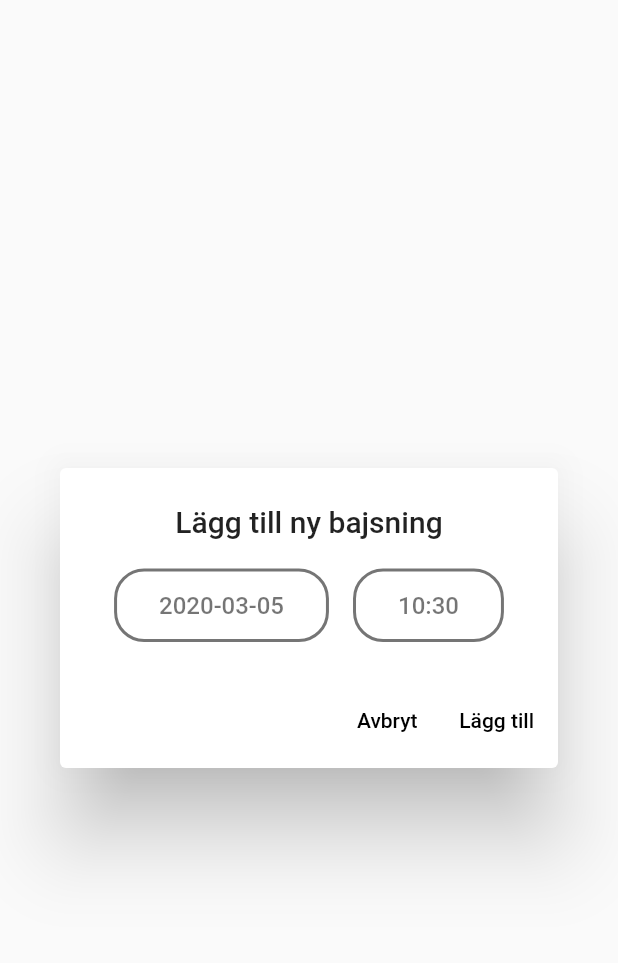
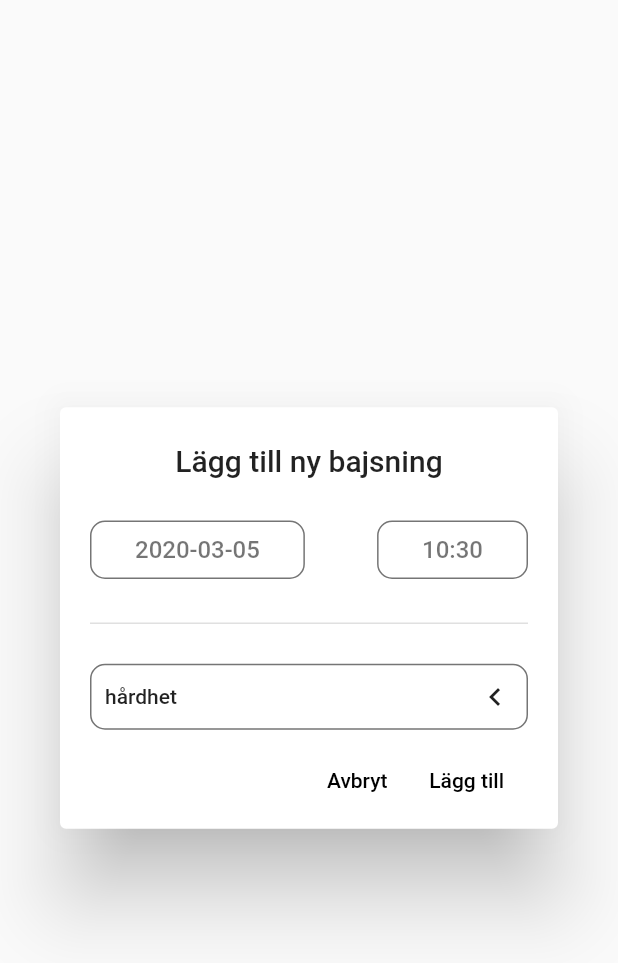
Before and after one commit to elisabet123/bajsappen, a Flutter app: the PoopButtonAddDialog widget shown alone on an empty page, opened directly, on a phone screen of 412 x 824 dp. Shown: the top 963 px of the screen. Run offline on Flutter 3.47's test engine with Material 2 defaults, Android fonts, the phone set to English and light mode, and no system bars; our stand-ins replace charts_flutter, sqflite; accounts and stored records are empty.

Commit message:
Added slider for hardness

```diff
--- /dev/null
+++ b/lib/addpoopdialog/addpoopdialog.dart
@@ -0,0 +1,214 @@
+import 'package:bajsappen/pooplocalization.dart';
+import 'package:flutter/material.dart';
+import 'package:flutter/widgets.dart';
+import 'package:intl/intl.dart';
+
+class PoopButtonAddDialog extends StatefulWidget {
+  @override
+  State<StatefulWidget> createState() {
+    return PoopButtonAddDialogState();
+  }
+}
+
+class PoopButtonAddDialogState extends State<PoopButtonAddDialog> {
+  DateTime _poop = DateTime.now();
+  double hardness = 1;
+  bool hardnessChanged = false;
+
+  bool typeSelectorOpen = false;
+
+  DateTime setTime(DateTime date, TimeOfDay time) {
+    return DateTime(date.year, date.month, date.day, time.hour, time.minute);
+  }
+
+  DateTime setDate(DateTime date, DateTime original) {
+    return DateTime(
+        date.year, date.month, date.day, original.hour, original.minute);
+  }
+
+  _selectDate(BuildContext context) async {
+    final DateTime picked = await showDatePicker(
+      context: context,
+      initialDate: _poop,
+      firstDate: DateTime(_poop.year - 1),
+      lastDate: DateTime.now(),
+    );
+    if (picked != null) {
+      setState(() {
+        _poop = setDate(picked, _poop);
+      });
+    }
+  }
+
+  _selectTime(BuildContext context) async {
+    final TimeOfDay time = await showTimePicker(
+      context: context,
+      initialTime: TimeOfDay.fromDateTime(_poop),
+    );
+
+    setState(() {
+      _poop = setTime(_poop, time);
+    });
+  }
+
+  @override
+  Widget build(BuildContext context) {
+    final ThemeData theme = Theme.of(context);
+    final DialogTheme dialogTheme = DialogTheme.of(context);
+
+    return Dialog(
+        child: Padding(
+      padding: EdgeInsets.fromLTRB(20, 24, 20, 0),
+      child: Column(
+        mainAxisAlignment: MainAxisAlignment.spaceBetween,
+        mainAxisSize: MainAxisSize.min,
+        children: <Widget>[
+          DefaultTextStyle(
+            style: dialogTheme.titleTextStyle ?? theme.textTheme.title,
+            child: Semantics(
+              child: Text(PoopLocalizations.of(context).get('add_poop_title')),
+              namesRoute: true,
+              container: true,
+            ),
+          ),
+          SizedBox(
+            height: 24,
+          ),
+          Row(
+            mainAxisAlignment: MainAxisAlignment.spaceBetween,
+            children: <Widget>[
+              FlatButton(
+                padding: EdgeInsets.fromLTRB(30.0, 10.0, 30.0, 10.0),
+                child: Text(
+                  '${DateFormat('yyyy-MM-dd').format(_poop)}',
+                  style: TextStyle(fontSize: 16.0, color: Colors.black54),
+                ),
+                shape: RoundedRectangleBorder(
+                  side: BorderSide(
+                    color: Colors.black54,
+                    width: 1,
+                  ),
+                  borderRadius: BorderRadius.circular(10.0),
+                ),
+                onPressed: () => _selectDate(context),
+              ),
+              FlatButton(
+                padding: EdgeInsets.fromLTRB(30, 10.0, 30.0, 10.0),
+                child: Text(
+                  '${DateFormat('HH:mm').format(_poop)}',
+                  style: TextStyle(fontSize: 16.0, color: Colors.black54),
+                ),
+                shape: RoundedRectangleBorder(
+                  side: BorderSide(
+                    color: Colors.black54,
+                    width: 1,
+                  ),
+                  borderRadius: BorderRadius.circular(10.0),
+                ),
+                onPressed: () => _selectTime(context),
+              ),
+            ],
+          ),
+          Divider(
+            thickness: 1,
+            height: 50,
+          ),
+          FlatButton(
+              padding: EdgeInsets.all(10),
+              onPressed: () async {
+                setState(() {
+                  typeSelectorOpen = !typeSelectorOpen;
+                });
+              },
+              shape: RoundedRectangleBorder(
+                side: BorderSide(
+                  color: Colors.black54,
+                  width: 1,
+                ),
+                borderRadius: BorderRadius.circular(10.0),
+              ),
+              child: Column(
+                children: <Widget>[
+                  Row(
+                    mainAxisAlignment: MainAxisAlignment.spaceBetween,
+                    children: <Widget>[
+                      Text('hårdhet'),
+                      Icon(typeSelectorOpen
+                          ? Icons.keyboard_arrow_down
+                          : Icons.keyboard_arrow_left),
+                    ],
+                  ),
+                  SizedBox(
+                    height: typeSelectorOpen ? 10 : 0,
+                  ),
+                  typeSelectorOpen
+                      ? Column(
+                          children: <Widget>[
+                            Row(
+                              mainAxisAlignment: MainAxisAlignment.spaceBetween,
+                              children: <Widget>[
+                                Container(
+                                  child: Image(
+                                    image: hardnessChanged
+                                        ? AssetImage('assets/images/type-' +
+                                            hardness.floor().toString() +
+                                            '.png')
+                                        : AssetImage('assets/images/empty.png'),
+                                    height: 50,
+                                  ),
+                                  decoration: BoxDecoration(
+                                      borderRadius: BorderRadius.circular(5),
+                                      border: Border.all(width: 0)),
+                                ),
+                                Expanded(
+                                    flex: 2,
+                                    child: SliderTheme(
+                                      data: SliderThemeData(
+                                        showValueIndicator:
+                                            ShowValueIndicator.never,
+                                        overlayShape: RoundSliderOverlayShape(
+                                            overlayRadius: 15),
+                                      ),
+                                      child: Slider(
+                                        value: hardness,
+                                        min: 1,
+                                        max: 7.99,
+                                        divisions: 70,
+                                        onChanged: (double newValue) {
+                                          setState(() {
+                                            hardness = newValue;
+                                            hardnessChanged = true;
+                                          });
+                                          print(newValue);
+                                        },
+                                      ),
+                                    )),
+                              ],
+                            ),
+                            SizedBox(height: 10,),
+                            Text(PoopLocalizations.of(context).get('type_' +
+                                hardness.floor().toString() +
+                                '_description'))
+                          ],
+                        )
+                      : SizedBox(
+                          height: 0,
+                        )
+                ],
+              )),
+          ButtonBar(
+            children: <Widget>[
+              FlatButton(
+                onPressed: () => Navigator.of(context).pop(null),
+                child: Text(PoopLocalizations.of(context).get('cancel')),
+              ),
+              FlatButton(
+                  onPressed: () => Navigator.of(context).pop(_poop),
+                  child: Text(PoopLocalizations.of(context).get('add'))),
+            ],
+          ),
+        ],
+      ),
+    ));
+  }
+}
--- a/lib/poopbutton.dart
+++ b/lib/poopbutton.dart
@@ -1,7 +1,6 @@
-import 'package:bajsappen/pooplocalization.dart';
 import 'package:flutter/material.dart';
 import 'package:flutter/widgets.dart';
-import 'package:intl/intl.dart';
+import 'addpoopdialog/addpoopdialog.dart';
 
 class PoopButton extends StatefulWidget {
   final Function(DateTime) onPressed;
@@ -49,124 +48,3 @@ class PoopButtonState extends State<PoopButton> {
     );
   }
 }
-
-class PoopButtonAddDialog extends StatefulWidget {
-  @override
-  State<StatefulWidget> createState() {
-    return PoopButtonAddDialogState();
-  }
-}
-
-class PoopButtonAddDialogState extends State<PoopButtonAddDialog> {
-  DateTime _poop = DateTime.now();
-
-  DateTime setTime(DateTime date, TimeOfDay time) {
-    return DateTime(date.year, date.month, date.day, time.hour, time.minute);
-  }
-
-  DateTime setDate(DateTime date, DateTime original) {
-    return DateTime(
-        date.year, date.month, date.day, original.hour, original.minute);
-  }
-
-  _selectDate(BuildContext context) async {
-    final DateTime picked = await showDatePicker(
-      context: context,
-      initialDate: _poop,
-      firstDate: DateTime(_poop.year - 1),
-      lastDate: DateTime.now(),
-    );
-    if (picked != null) {
-      setState(() {
-        _poop = setDate(picked, _poop);
-      });
-    }
-  }
-
-  _selectTime(BuildContext context) async {
-    final TimeOfDay time = await showTimePicker(
-      context: context,
-      initialTime: TimeOfDay.fromDateTime(_poop),
-    );
-
-    setState(() {
-      _poop = setTime(_poop, time);
-    });
-  }
-
-  @override
-  Widget build(BuildContext context) {
-    final ThemeData theme = Theme.of(context);
-    final DialogTheme dialogTheme = DialogTheme.of(context);
-
-    return Dialog(
-      child: Column(
-        mainAxisAlignment: MainAxisAlignment.spaceBetween,
-        mainAxisSize: MainAxisSize.min,
-        children: <Widget>[
-          Padding(
-            padding: EdgeInsets.fromLTRB(24.0, 24.0, 24.0, 0.0),
-            child: DefaultTextStyle(
-              style: dialogTheme.titleTextStyle ?? theme.textTheme.title,
-              child: Semantics(
-                child:
-                    Text(PoopLocalizations.of(context).get('add_poop_title')),
-                namesRoute: true,
-                container: true,
-              ),
-            ),
-          ),
-          Padding(
-            padding: EdgeInsets.fromLTRB(20.0, 20.0, 20.0, 20.0),
-            child: Row(
-              mainAxisAlignment: MainAxisAlignment.spaceEvenly,
-              children: <Widget>[
-                FlatButton(
-                  padding: EdgeInsets.fromLTRB(30.0, 15.0, 30.0, 15.0),
-                  child: Text(
-                    '${DateFormat('yyyy-MM-dd').format(_poop)}',
-                    style: TextStyle(fontSize: 16.0, color: Colors.black54),
-                  ),
-                  shape: RoundedRectangleBorder(
-                    side: BorderSide(
-                      color: Colors.black54,
-                      width: 2,
-                    ),
-                    borderRadius: BorderRadius.circular(20.0),
-                  ),
-                  onPressed: () => _selectDate(context),
-                ),
-                FlatButton(
-                  padding: EdgeInsets.fromLTRB(30, 15.0, 30.0, 15.0),
-                  child: Text(
-                    '${DateFormat('HH:mm').format(_poop)}',
-                    style: TextStyle(fontSize: 16.0, color: Colors.black54),
-                  ),
-                  shape: RoundedRectangleBorder(
-                    side: BorderSide(
-                      color: Colors.black54,
-                      width: 2,
-                    ),
-                    borderRadius: BorderRadius.circular(20.0),
-                  ),
-                  onPressed: () => _selectTime(context),
-                ),
-              ],
-            ),
-          ),
-          ButtonBar(
-            children: <Widget>[
-              FlatButton(
-                onPressed: () => Navigator.of(context).pop(null),
-                child: Text(PoopLocalizations.of(context).get('cancel')),
-              ),
-              FlatButton(
-                  onPressed: () => Navigator.of(context).pop(_poop),
-                  child: Text(PoopLocalizations.of(context).get('add'))),
-            ],
-          ),
-        ],
-      ),
-    );
-  }
-}
--- a/lib/pooplocalization.dart
+++ b/lib/pooplocalization.dart
@@ -51,6 +51,13 @@ class PoopLocalizations {
       'poops_per_hour': 'Bajsningar per timme',
       'poops_per_time_of_day': 'Bajsningar per tid på dygnet',
       'time_statistics': 'Tidsstatistik',
+      'type_1_description': 'Separata hårda klumpar, som nötter (svåra att klämma ut)',
+      'type_2_description': 'Korvformade, med klumpar',
+      'type_3_description': 'Som en korv med sprickor på dess yta',
+      'type_4_description': 'Som en korv eller orm, jämn och mjuk',
+      'type_5_description': 'Mjuka klumpar med tydliga kanter (lätta att klämma ut)',
+      'type_6_description': 'Fluffiga bitar med trasade kanter, en mosig konsistens',
+      'type_7_description': 'Vattnig utan bitar. Helt flytande.',
     },
   };
 
--- a/pubspec.yaml
+++ b/pubspec.yaml
@@ -46,8 +46,8 @@ flutter:
   uses-material-design: true
 
   # To add assets to your application, add an assets section, like this:
-  # assets:
-  #  - images/a_dot_burr.jpeg
+  assets:
+    - assets/images/
   #  - images/a_dot_ham.jpeg
 
   # An image asset can refer to one or more resolution-specific "variants", see
```
Also changed, not shown: assets/images/type-1.png (added), assets/images/type-2.png (added), assets/images/type-3.png (added), assets/images/type-4.png (added), assets/images/type-5.png (added), assets/images/type-6.png (added), assets/images/type-7.png (added), 1 other file.
